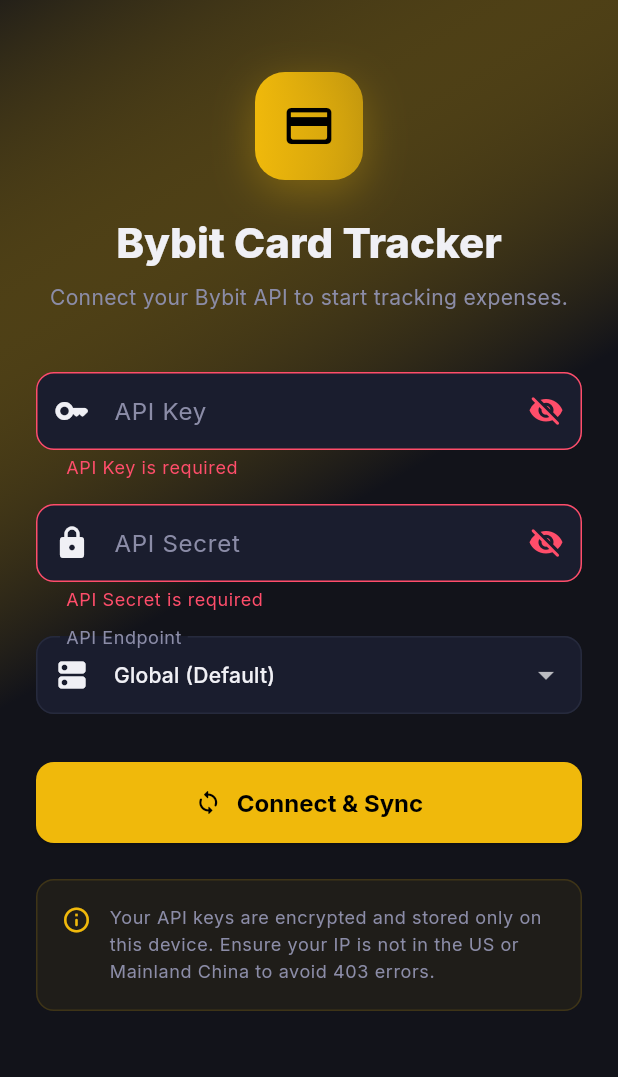
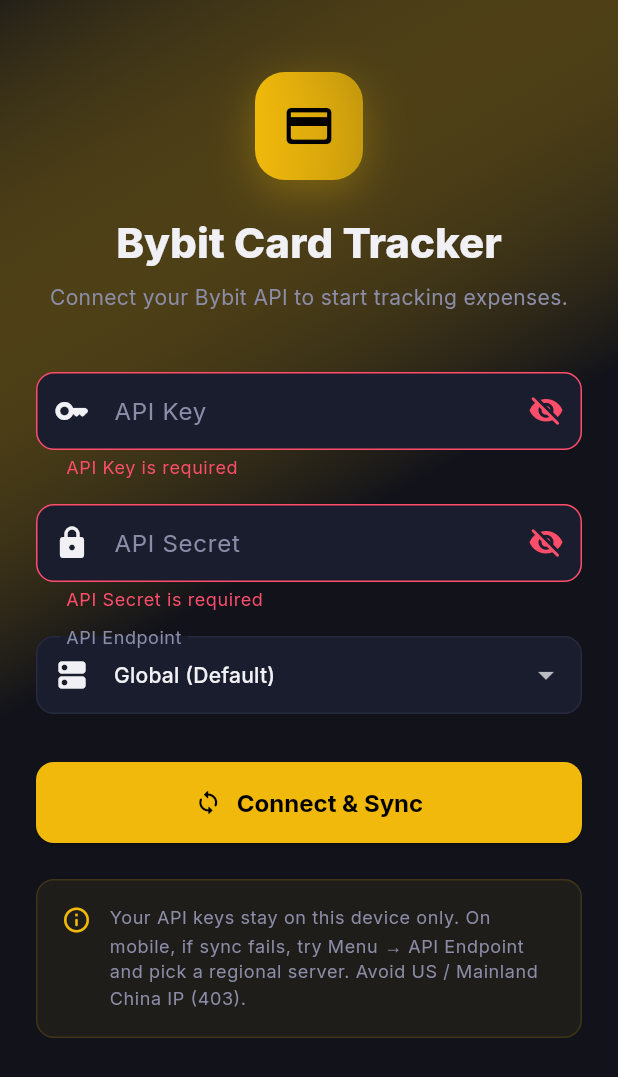
Before and after one commit to ervins324/bybit_card_tracker, a Flutter app: the screen it shows after launch, after a tap on "Connect & Sync", on a phone screen of 412 x 824 dp. Shown: the top 1077 px of the screen. Run offline on Flutter 3.47's test engine with Material 3 defaults, Android fonts, the phone set to English and light mode, and no system bars; our stand-ins replace fl_chart, flutter_riverpod, flutter_secure_storage, google_fonts, hive, hive_flutter; accounts and stored records are empty.

Commit message:
fixed problem with internet on phone

```diff
--- a/lib/core/constants/api_constants.dart
+++ b/lib/core/constants/api_constants.dart
@@ -4,10 +4,12 @@
 
   // ── Base URLs ──────────────────────────────────────────────────────────
   static const String mainnetBaseUrl = 'https://api.bybit.com';
+  static const String bytickMirrorUrl = 'https://api.bytick.com';
 
   /// Regional mainnet endpoints the user can choose from.
   static const Map<String, String> regionalEndpoints = {
     'Global (Default)': mainnetBaseUrl,
+    'Global Mirror (bytick)': bytickMirrorUrl,
     'Netherlands': 'https://api.bybit.nl',
     'Turkey': 'https://api.bybit.tr',
     'Kazakhstan': 'https://api.bybit.kz',
--- /dev/null
+++ b/lib/core/utils/network_error_messages.dart
@@ -0,0 +1,39 @@
+/// Converts low-level network exceptions into user-friendly messages.
+class NetworkErrorMessages {
+  NetworkErrorMessages._();
+
+  static String format(Object error, {String? host}) {
+    final text = error.toString().toLowerCase();
+
+    if (text.contains('failed host lookup') ||
+        text.contains('no address associated with hostname') ||
+        text.contains('socketexception')) {
+      final target = host ?? 'the Bybit API server';
+      return 'Cannot reach $target.\n\n'
+          '• Check mobile data or Wi‑Fi is on\n'
+          '• Try another network (some carriers block crypto APIs)\n'
+          '• In app menu, switch API Endpoint to a regional server '
+          '(Netherlands, Turkey, etc.)\n'
+          '• Disable Private DNS / VPN filters temporarily';
+    }
+
+    if (text.contains('connection timed out') ||
+        text.contains('timed out')) {
+      return 'Connection timed out. Check your internet and try again.';
+    }
+
+    if (text.contains('connection refused')) {
+      return 'Connection refused by the server. Try a different API endpoint.';
+    }
+
+    if (text.contains('network is unreachable')) {
+      return 'No internet connection. Turn on Wi‑Fi or mobile data.';
+    }
+
+    if (text.contains('certificate') || text.contains('handshake')) {
+      return 'Secure connection failed. Check your device date/time settings.';
+    }
+
+    return error.toString();
+  }
+}
--- a/lib/presentation/screens/setup_screen.dart
+++ b/lib/presentation/screens/setup_screen.dart
@@ -2,7 +2,9 @@
 import 'package:flutter_riverpod/flutter_riverpod.dart';
 
 import 'package:bybit_card_tracker/core/constants/api_constants.dart';
+import 'package:bybit_card_tracker/core/error/failures.dart';
 import 'package:bybit_card_tracker/core/theme/app_theme.dart';
+import 'package:bybit_card_tracker/core/utils/network_error_messages.dart';
 import 'package:bybit_card_tracker/presentation/providers/credentials_provider.dart';
 import 'package:bybit_card_tracker/presentation/providers/transaction_provider.dart';
 import 'package:bybit_card_tracker/presentation/screens/home_screen.dart';
@@ -74,10 +76,14 @@
       );
     } catch (e) {
       if (!mounted) return;
+      final message = e is Failure
+          ? e.message
+          : NetworkErrorMessages.format(e);
       ScaffoldMessenger.of(context).showSnackBar(
         SnackBar(
-          content: Text('Connection failed: $e'),
+          content: Text(message),
           backgroundColor: AppTheme.red,
+          duration: const Duration(seconds: 6),
         ),
       );
     } finally {
@@ -274,8 +280,9 @@
                           const SizedBox(width: 12),
                           Expanded(
                             child: Text(
-                              'Your API keys are encrypted and stored only on this device. '
-                              'Ensure your IP is not in the US or Mainland China to avoid 403 errors.',
+                              'Your API keys stay on this device only. '
+                              'On mobile, if sync fails, try Menu → API Endpoint and pick a regional server. '
+                              'Avoid US / Mainland China IP (403).',
                               style: theme.textTheme.bodySmall?.copyWith(
                                 height: 1.5,
                               ),
```
Also changed, not shown: lib/core/error/failures.dart (+7 -0 lines), lib/data/datasources/bybit_remote_datasource.dart (+6 -1 lines), lib/presentation/providers/credentials_provider.dart (+13 -0 lines), lib/presentation/screens/dashboard_screen.dart (+88 -4 lines), 1 other file.
